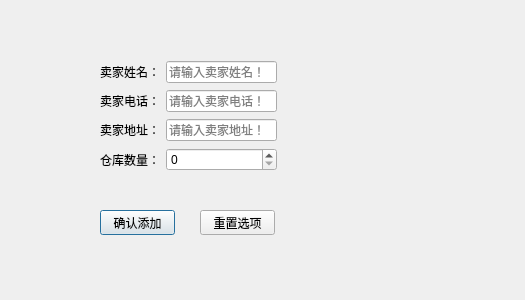
This is sys_add_seller.ui in liwen123cd/curly-tribble as Qt 5 draws it before an edit. The edited form follows.
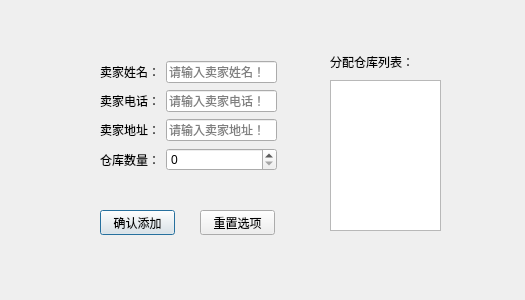
This is the edited form.

```diff
--- a/sys_add_seller.ui
+++ b/sys_add_seller.ui
@@ -111,6 +111,29 @@
     </item>
    </layout>
   </widget>
+  <widget class="QListView" name="listView">
+   <property name="geometry">
+    <rect>
+     <x>330</x>
+     <y>80</y>
+     <width>111</width>
+     <height>151</height>
+    </rect>
+   </property>
+  </widget>
+  <widget class="QLabel" name="label_5">
+   <property name="geometry">
+    <rect>
+     <x>330</x>
+     <y>50</y>
+     <width>81</width>
+     <height>23</height>
+    </rect>
+   </property>
+   <property name="text">
+    <string>分配仓库列表：</string>
+   </property>
+  </widget>
  </widget>
  <resources/>
  <connections/>
```
